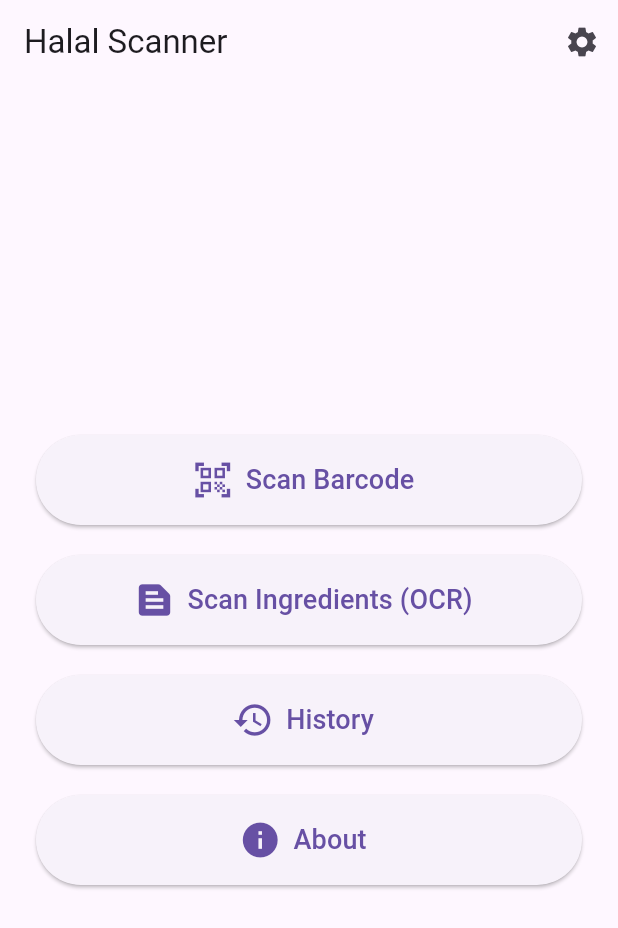
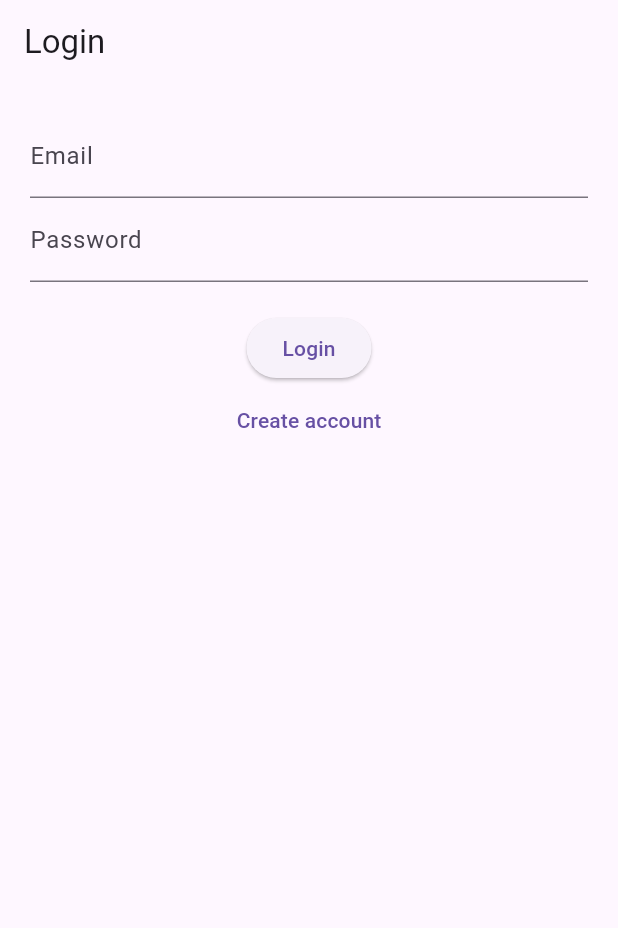
Before and after one commit to oyr1234/halal_app, a Flutter app: the screen it shows after launch, on a phone screen of 412 x 824 dp. Shown: the top 928 px of the screen. Run offline on Flutter 3.47's test engine with Material 3 defaults, Android fonts, the phone set to English and light mode, and no system bars; our stand-ins replace audioplayers, camera, firebase_auth, firebase_core, flutter_local_notifications, image_picker and 5 more; missing offline and left inert: google_mlkit_barcode_scanning, google_mlkit_text_recognition; accounts and stored records are empty.

Commit message:
save my changes

```diff
--- a/lib/main.dart
+++ b/lib/main.dart
@@ -1,18 +1,34 @@
 import 'package:flutter/material.dart';
 import 'package:flutter_localizations/flutter_localizations.dart';
 import 'package:provider/provider.dart';
+import 'package:firebase_core/firebase_core.dart'; // 🔥 NEW
+
 import 'screens/home_screen.dart';
 import 'screens/settings_screen.dart';
-import 'screens/meal_suggestion_screen.dart'; // 👈 NEW
+import 'screens/meal_suggestion_screen.dart';
+
 import 'services/settings_service.dart';
 import 'services/notification_service.dart';
+
 import 'package:permission_handler/permission_handler.dart';
 
+import 'screens/login_screen.dart';
+import 'screens/signup_screen.dart';
+import 'services/auth_service.dart';
+
+import 'package:firebase_auth/firebase_auth.dart';
 
 void main() async {
   WidgetsFlutterBinding.ensureInitialized();
+
+  await Firebase.initializeApp();
+
+  // 🔥 force logout كل مرة
+  await FirebaseAuth.instance.signOut();
+
   await NotificationService.init();
   await Permission.notification.request();
+
   runApp(MyApp());
 }
 
@@ -22,7 +38,7 @@ class MyApp extends StatelessWidget {
     return ChangeNotifierProvider(
       create: (context) {
         final service = SettingsService();
-        service.init(); // 🔥 هذا المهم
+        service.init();
         return service;
       },
       child: Consumer<SettingsService>(
@@ -44,10 +60,13 @@ class MyApp extends StatelessWidget {
               GlobalWidgetsLocalizations.delegate,
               GlobalCupertinoLocalizations.delegate,
             ],
-            home: HomeScreen(),
+            home: AuthService().currentUser == null
+                ? const LoginScreen()
+                : HomeScreen(),
             routes: {
               '/settings': (context) => SettingsScreen(),
-              '/meals': (context) => const MealSuggestionScreen(), // 👈 NEW
+              '/meals': (context) => const MealSuggestionScreen(),
+              '/signup': (context) => const SignupScreen(),
             },
           );
         },
--- /dev/null
+++ b/lib/screens/login_screen.dart
@@ -0,0 +1,68 @@
+import 'package:flutter/material.dart';
+import '../services/auth_service.dart';
+import 'home_screen.dart';
+
+class LoginScreen extends StatefulWidget {
+  const LoginScreen({super.key});
+
+  @override
+  State<LoginScreen> createState() => _LoginScreenState();
+}
+
+class _LoginScreenState extends State<LoginScreen> {
+  final emailController = TextEditingController();
+  final passwordController = TextEditingController();
+  final auth = AuthService();
+
+  void login() async {
+    final user = await auth.login(
+      emailController.text.trim(),
+      passwordController.text.trim(),
+    );
+
+    if (user != null) {
+      Navigator.pushReplacement(
+        context,
+        MaterialPageRoute(builder: (_) => HomeScreen()),
+      );
+    } else {
+      ScaffoldMessenger.of(context).showSnackBar(
+        const SnackBar(content: Text("Login failed")),
+      );
+    }
+  }
+
+  @override
+  Widget build(BuildContext context) {
+    return Scaffold(
+      appBar: AppBar(title: const Text("Login")),
+      body: Padding(
+        padding: const EdgeInsets.all(20),
+        child: Column(
+          children: [
+            TextField(
+              controller: emailController,
+              decoration: const InputDecoration(labelText: "Email"),
+            ),
+            TextField(
+              controller: passwordController,
+              decoration: const InputDecoration(labelText: "Password"),
+              obscureText: true,
+            ),
+            const SizedBox(height: 20),
+            ElevatedButton(
+              onPressed: login,
+              child: const Text("Login"),
+            ),
+            TextButton(
+              onPressed: () {
+                Navigator.pushNamed(context, '/signup');
+              },
+              child: const Text("Create account"),
+            )
+          ],
+        ),
+      ),
+    );
+  }
+}
--- /dev/null
+++ b/lib/services/auth_service.dart
@@ -0,0 +1,41 @@
+import 'package:firebase_auth/firebase_auth.dart';
+
+class AuthService {
+  final FirebaseAuth _auth = FirebaseAuth.instance;
+
+  // 🔐 signup
+  Future<User?> signUp(String email, String password) async {
+    try {
+      final result = await _auth.createUserWithEmailAndPassword(
+        email: email,
+        password: password,
+      );
+      return result.user;
+    } catch (e) {
+      print("Signup error: $e");
+      return null;
+    }
+  }
+
+  // 🔑 login
+  Future<User?> login(String email, String password) async {
+    try {
+      final result = await _auth.signInWithEmailAndPassword(
+        email: email,
+        password: password,
+      );
+      return result.user;
+    } catch (e) {
+      print("Login error: $e");
+      return null;
+    }
+  }
+
+  // 🚪 logout
+  Future<void> logout() async {
+    await _auth.signOut();
+  }
+
+  // 👤 current user
+  User? get currentUser => _auth.currentUser;
+}
--- a/pubspec.yaml
+++ b/pubspec.yaml
@@ -10,6 +10,8 @@ environment:
 dependencies:
   flutter:
     sdk: flutter
+  firebase_core: ^2.30.0
+  firebase_auth: ^4.17.0
 
 
   flutter_localizations:
```
Also changed, not shown: lib/screens/signup_screen.dart (added, +58 -0 lines), pubspec.lock, 6 other files.
